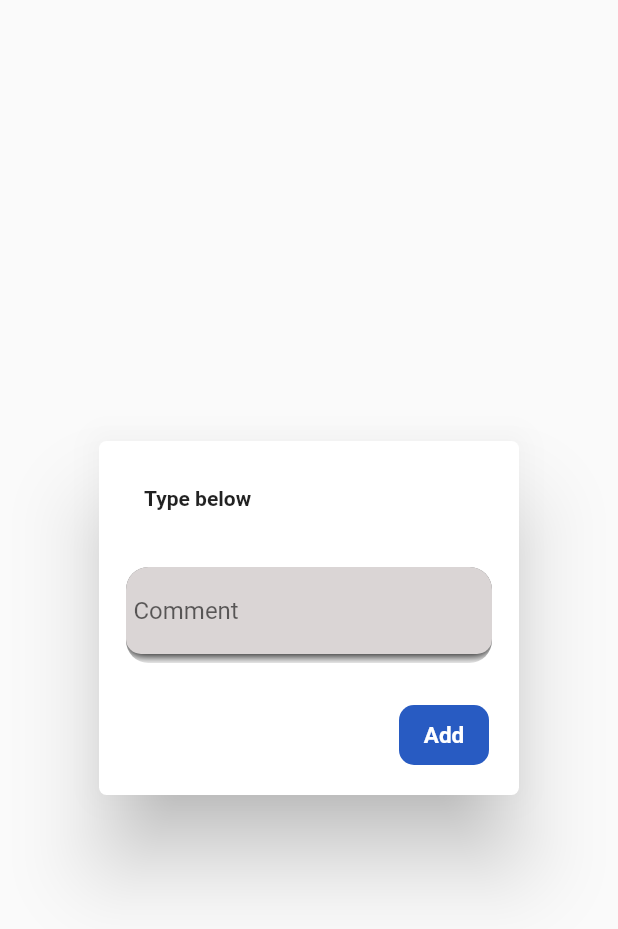
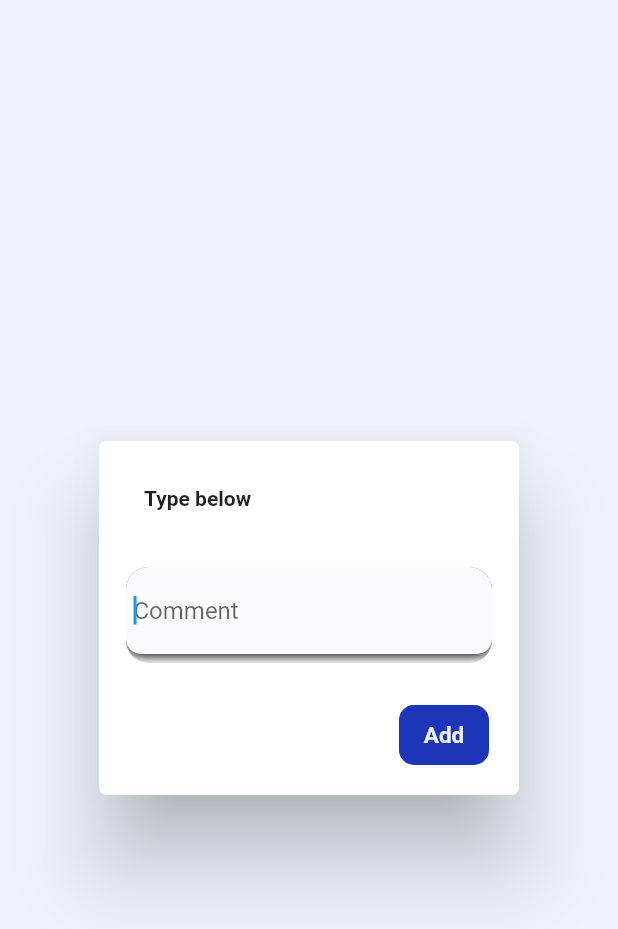
Before and after one commit to safvan-husain/Comment, a Flutter app: the ShowDialog widget shown alone on an empty page, opened directly with empty values, on a phone screen of 412 x 824 dp. Shown: the top 929 px of the screen. Run offline on Flutter 3.47's test engine with Material 2 defaults, Android fonts, the phone set to English and light mode, and no system bars; our stand-ins replace bloc, flutter_bloc, stacked; network calls fail.

Commit message:
theme added

```diff
--- a/lib/add_comment/comment_view_model.dart
+++ b/lib/add_comment/comment_view_model.dart
@@ -26,7 +26,7 @@ class CommentViewModel extends BaseViewModel {
     commentRepository.initialComment();
 
     //if you want to disable fetching from the api, stop the below comment from executing
-    // commentRepository.getComments(CommentServices(client: http.Client()));
+    // commentRepository.getComments();
   }
   final TextEditingController _textEditingController = TextEditingController();
   void showInputDailog() async {
@@ -56,7 +56,7 @@ class CommentViewModel extends BaseViewModel {
             Icon(Icons.done_outline)
           ],
         ),
-        backgroundColor: Colors.grey[200], // Set the background color
+        backgroundColor: Colors.grey[300], // Set the background color
         shape: const RoundedRectangleBorder(
           borderRadius: BorderRadius.all(Radius.circular(16)),
         ),
--- a/lib/add_comment/widgets/show_dialog.dart
+++ b/lib/add_comment/widgets/show_dialog.dart
@@ -6,8 +6,11 @@ class ShowDialog extends StatelessWidget {
 
   @override
   Widget build(BuildContext context) {
-    return StatefulBuilder(builder: (context, seState) {
-      return Dialog(
+    return GestureDetector(
+      onTap: () {
+        FocusManager.instance.primaryFocus?.unfocus();
+      },
+      child: Dialog(
         shape: const RoundedRectangleBorder(
             borderRadius: BorderRadius.all(Radius.circular(5))),
         child: Container(
@@ -17,7 +20,48 @@ class ShowDialog extends StatelessWidget {
             crossAxisAlignment: CrossAxisAlignment.start,
             mainAxisSize: MainAxisSize.min,
             children: [
-              Container(
+              _builtTitle(),
+              const SizedBox(height: 10),
+              _builTextfield(context),
+              const SizedBox(height: 10),
+              _builtButton(context),
+            ],
+          ),
+        ),
+      ),
+    );
+  }
+
+  Align _builtButton(BuildContext context) {
+    return Align(
+      alignment: Alignment.centerRight,
+      child: InkWell(
+        child: Container(
+            margin: const EdgeInsets.all(10),
+            height: 40,
+            width: 60,
+            decoration: BoxDecoration(
+                color: Theme.of(context).primaryColor,
+                borderRadius: const BorderRadius.all(Radius.circular(10))),
+            child: Center(
+                child: Text(
+              'Add',
+              style: TextStyle(
+                color: Theme.of(context).colorScheme.background,
+                fontSize: 15,
+                fontWeight: FontWeight.bold,
+              ),
+            ))),
+        onTap: () {
+          FocusManager.instance.primaryFocus?.unfocus();
+          Navigator.pop(context, controller.text);
+        },
+      ),
+    );
+  }
+
+  Container _builtTitle() {
+    return Container(
       padding: const EdgeInsets.all(20),
       child: const Text(
         'Type below',
@@ -25,58 +69,20 @@ class ShowDialog extends StatelessWidget {
           fontWeight: FontWeight.bold,
         ),
       ),
-              ),
-              const SizedBox(
-                height: 10,
-              ),
-              Padding(
-                padding: const EdgeInsets.all(8.0),
-                child: _builTextfield(controller),
-              ),
-              const SizedBox(
-                height: 10,
-              ),
-              Align(
-                alignment: Alignment.centerRight,
-                child: InkWell(
-                  child: Container(
-                      margin: const EdgeInsets.all(10),
-                      height: 40,
-                      width: 60,
-                      decoration: const BoxDecoration(
-                          color: Color.fromARGB(255, 40, 91, 194),
-                          borderRadius: BorderRadius.all(Radius.circular(10))),
-                      child: const Center(
-                          child: Text(
-                        'Add',
-                        style: TextStyle(
-                          color: Colors.white,
-                          fontSize: 15,
-                          fontWeight: FontWeight.bold,
-                        ),
-                      ))),
-                  onTap: () => Navigator.pop(context, controller.text),
-                ),
-              ),
-            ],
-          ),
-        ),
     );
-    });
   }
 
-  Column _builTextfield(controller) {
-    return Column(
-      mainAxisSize: MainAxisSize.min,
-      children: [
-        ClipRRect(
+  Padding _builTextfield(context) {
+    return Padding(
+      padding: const EdgeInsets.all(8.0),
+      child: ClipRRect(
         borderRadius: BorderRadius.circular(15),
         child: Container(
           margin: const EdgeInsets.only(bottom: 6.0),
           padding: const EdgeInsets.all(5),
           decoration: BoxDecoration(
             borderRadius: BorderRadius.circular(10),
-              color: const Color.fromARGB(255, 218, 213, 213),
+            color: Theme.of(context).cardColor,
             boxShadow: const [
               BoxShadow(
                 color: Colors.black,
@@ -86,6 +92,7 @@ class ShowDialog extends StatelessWidget {
             ],
           ),
           child: TextFormField(
+            autofocus: true,
             maxLines: 2,
             minLines: 1,
             controller: controller,
@@ -96,7 +103,6 @@ class ShowDialog extends StatelessWidget {
           ),
         ),
       ),
-      ],
     );
   }
 }
--- /dev/null
+++ b/lib/themes/color.dart
@@ -0,0 +1,30 @@
+import 'package:flutter/material.dart';
+
+const primaryColor = Color.fromARGB(255, 28, 54, 183);
+
+const secondaryColor = Color.fromARGB(255, 249, 253, 253);
+const secondaryColorDark = Color.fromARGB(255, 250, 250, 255);
+
+const background = Color.fromARGB(255, 239, 241, 251);
+const textColor = Color(0xFFffffff);
+
+class MyTheme {
+  static final ThemeData defaultTheme = _buildMyTheme();
+
+  static ThemeData _buildMyTheme() {
+    final ThemeData base = ThemeData.light();
+
+    return base.copyWith(
+        disabledColor: secondaryColor,
+        primaryColor: primaryColor,
+        buttonTheme: base.buttonTheme.copyWith(
+          buttonColor: secondaryColor,
+          textTheme: ButtonTextTheme.primary,
+        ),
+        scaffoldBackgroundColor: background,
+        cardColor: secondaryColorDark,
+        colorScheme: base.colorScheme.copyWith(
+          background: background,
+        ));
+  }
+}
```
Also changed, not shown: lib/add_comment/comment_view.dart (+94 -61 lines), lib/add_comment/widgets/comment_tile.dart (+5 -4 lines), lib/main.dart (+5 -7 lines). Lines whose indentation alone changed are shown as unchanged.
